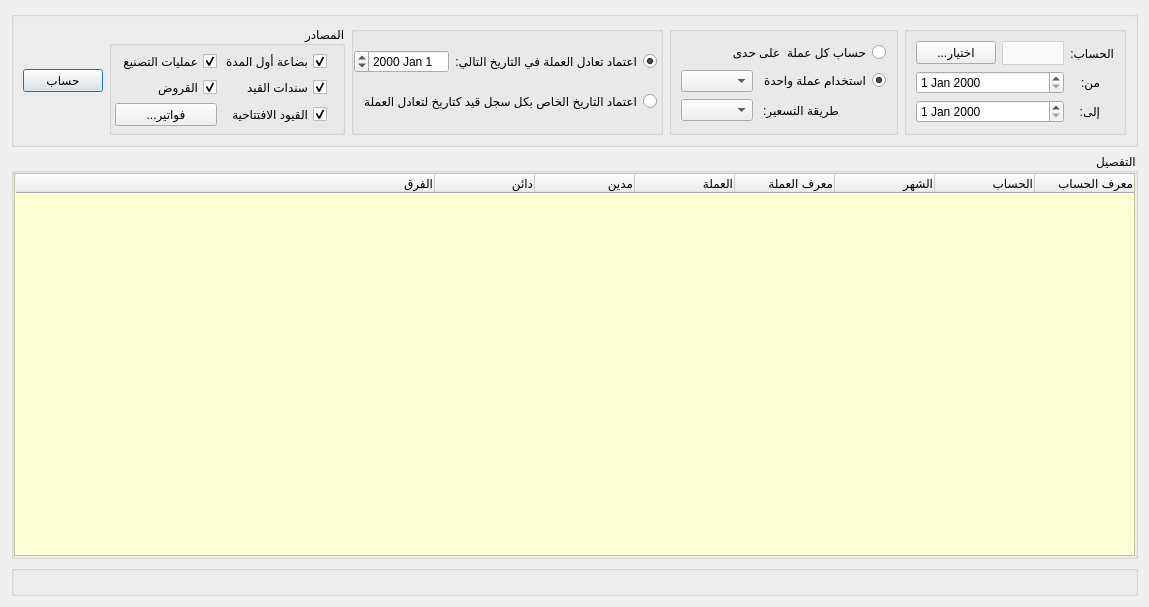
Old version of the form Ui_Account_Movements.ui in the repository rabee361/E-commerce2.
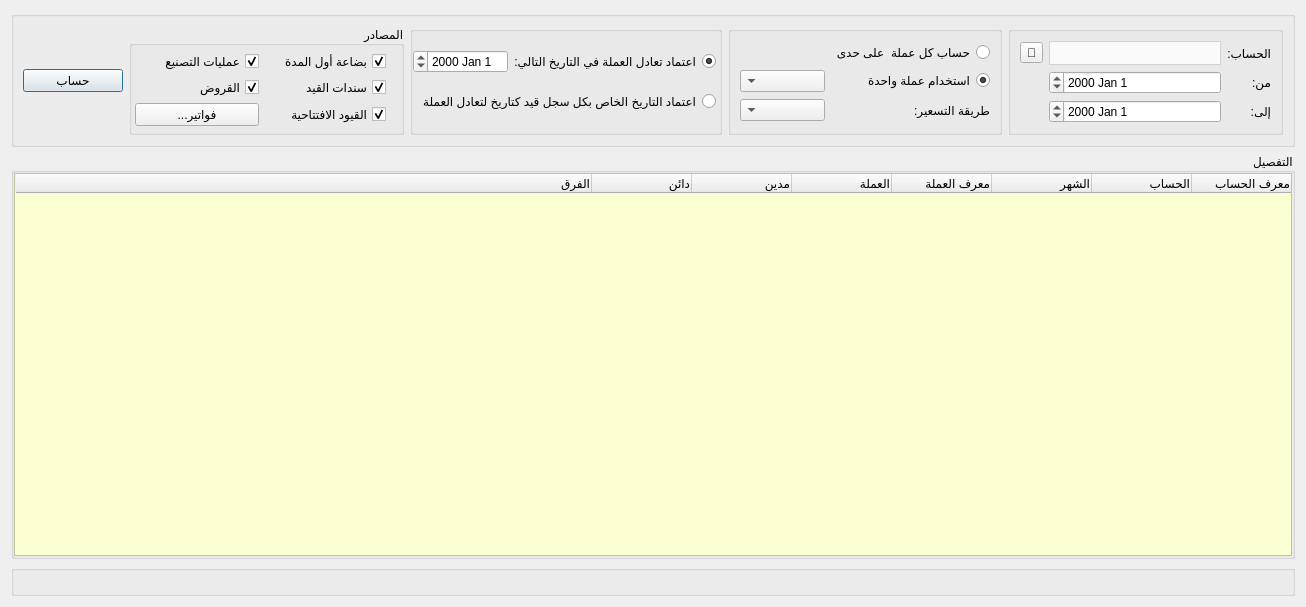
New version of the form.

```diff
--- a/Ui_Account_Movements.ui
+++ b/Ui_Account_Movements.ui
@@ -9,7 +9,7 @@
    <rect>
     <x>0</x>
     <y>0</y>
-    <width>1054</width>
+    <width>1306</width>
     <height>607</height>
    </rect>
   </property>
@@ -206,16 +206,22 @@
       <item row="0" column="4">
        <widget class="QGroupBox" name="groupBox_8">
         <property name="layoutDirection">
-         <enum>Qt::LeftToRight</enum>
+         <enum>Qt::RightToLeft</enum>
         </property>
         <property name="title">
          <string/>
         </property>
         <layout class="QGridLayout" name="gridLayout_6">
          <item row="0" column="0">
-          <widget class="QPushButton" name="select_account_btn">
+          <widget class="QLabel" name="label_6">
+           <property name="maximumSize">
+            <size>
+             <width>16777215</width>
+             <height>16777215</height>
+            </size>
+           </property>
            <property name="text">
-            <string>...اختيار</string>
+            <string>الحساب:</string>
            </property>
           </widget>
          </item>
@@ -234,23 +240,7 @@
            </property>
           </widget>
          </item>
-         <item row="0" column="2">
-          <widget class="QLabel" name="label_6">
-           <property name="maximumSize">
-            <size>
-             <width>16777215</width>
-             <height>16777215</height>
-            </size>
-           </property>
-           <property name="text">
-            <string>الحساب:</string>
-           </property>
-          </widget>
-         </item>
-         <item row="1" column="0" colspan="2">
-          <widget class="QDateEdit" name="from_date_input"/>
-         </item>
-         <item row="1" column="2">
+         <item row="2" column="0">
           <widget class="QLabel" name="label_4">
            <property name="maximumSize">
             <size>
@@ -263,10 +253,7 @@
            </property>
           </widget>
          </item>
-         <item row="2" column="0" colspan="2">
-          <widget class="QDateEdit" name="to_date_input"/>
-         </item>
-         <item row="2" column="2">
+         <item row="3" column="0">
           <widget class="QLabel" name="label_5">
            <property name="maximumSize">
             <size>
@@ -279,19 +266,32 @@
            </property>
           </widget>
          </item>
+         <item row="2" column="1">
+          <widget class="QDateEdit" name="from_date_input"/>
+         </item>
+         <item row="3" column="1">
+          <widget class="QDateEdit" name="to_date_input"/>
+         </item>
+         <item row="0" column="2">
+          <widget class="QToolButton" name="select_account_btn">
+           <property name="text">
+            <string>🔎</string>
+           </property>
+          </widget>
+         </item>
         </layout>
        </widget>
       </item>
       <item row="0" column="5">
        <widget class="QGroupBox" name="groupBox_7">
         <property name="layoutDirection">
-         <enum>Qt::LeftToRight</enum>
+         <enum>Qt::RightToLeft</enum>
         </property>
         <property name="title">
          <string/>
         </property>
         <layout class="QGridLayout" name="gridLayout_7">
-         <item row="2" column="1">
+         <item row="2" column="0">
           <widget class="QRadioButton" name="unified_currency_radio">
            <property name="maximumSize">
             <size>
@@ -310,7 +310,7 @@
            </property>
           </widget>
          </item>
-         <item row="3" column="1">
+         <item row="3" column="0">
           <widget class="QLabel" name="label_7">
            <property name="maximumSize">
             <size>
@@ -323,36 +323,36 @@
            </property>
           </widget>
          </item>
-         <item row="0" column="0" colspan="2">
-          <widget class="QRadioButton" name="distinct_currency_radio">
-           <property name="maximumSize">
-            <size>
-             <width>180</width>
-             <height>16777215</height>
-            </size>
-           </property>
-           <property name="layoutDirection">
-            <enum>Qt::RightToLeft</enum>
-           </property>
-           <property name="text">
-            <string>حساب كل عملة  على حدى</string>
-           </property>
-          </widget>
-         </item>
-         <item row="2" column="0">
+         <item row="2" column="2">
           <widget class="QComboBox" name="currency_combobox">
            <property name="enabled">
             <bool>true</bool>
            </property>
           </widget>
          </item>
-         <item row="3" column="0">
+         <item row="3" column="2">
           <widget class="QComboBox" name="pricing_method_combobox">
            <property name="enabled">
             <bool>true</bool>
            </property>
           </widget>
          </item>
+         <item row="0" column="0">
+          <widget class="QRadioButton" name="distinct_currency_radio">
+           <property name="maximumSize">
+            <size>
+             <width>200</width>
+             <height>16777215</height>
+            </size>
+           </property>
+           <property name="layoutDirection">
+            <enum>Qt::RightToLeft</enum>
+           </property>
+           <property name="text">
+            <string>حساب كل عملة  على حدى</string>
+           </property>
+          </widget>
+         </item>
         </layout>
        </widget>
       </item>
```
Left out of the diff: 6 changed lines with no effect on the pictures.
